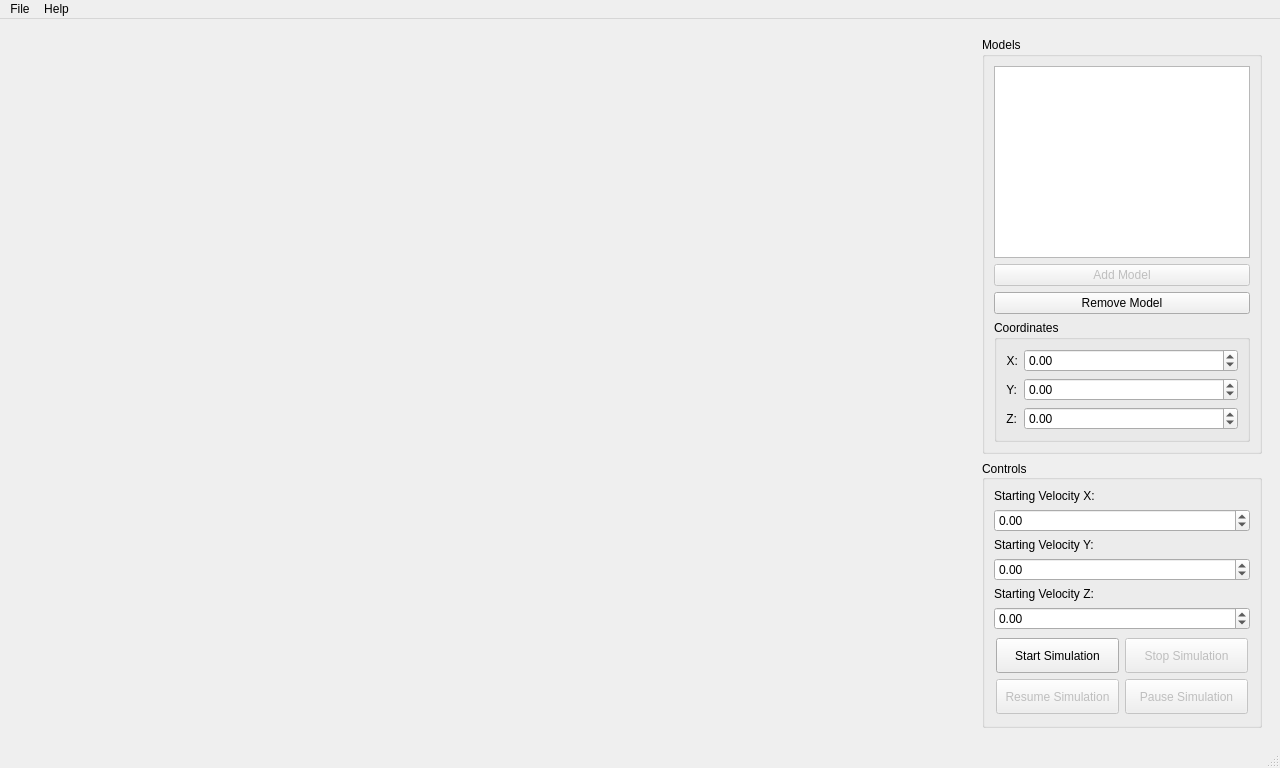
Qt form LabEngine/MainWindow.ui (FrostByteGER/ComputerGraphics) before a commit.
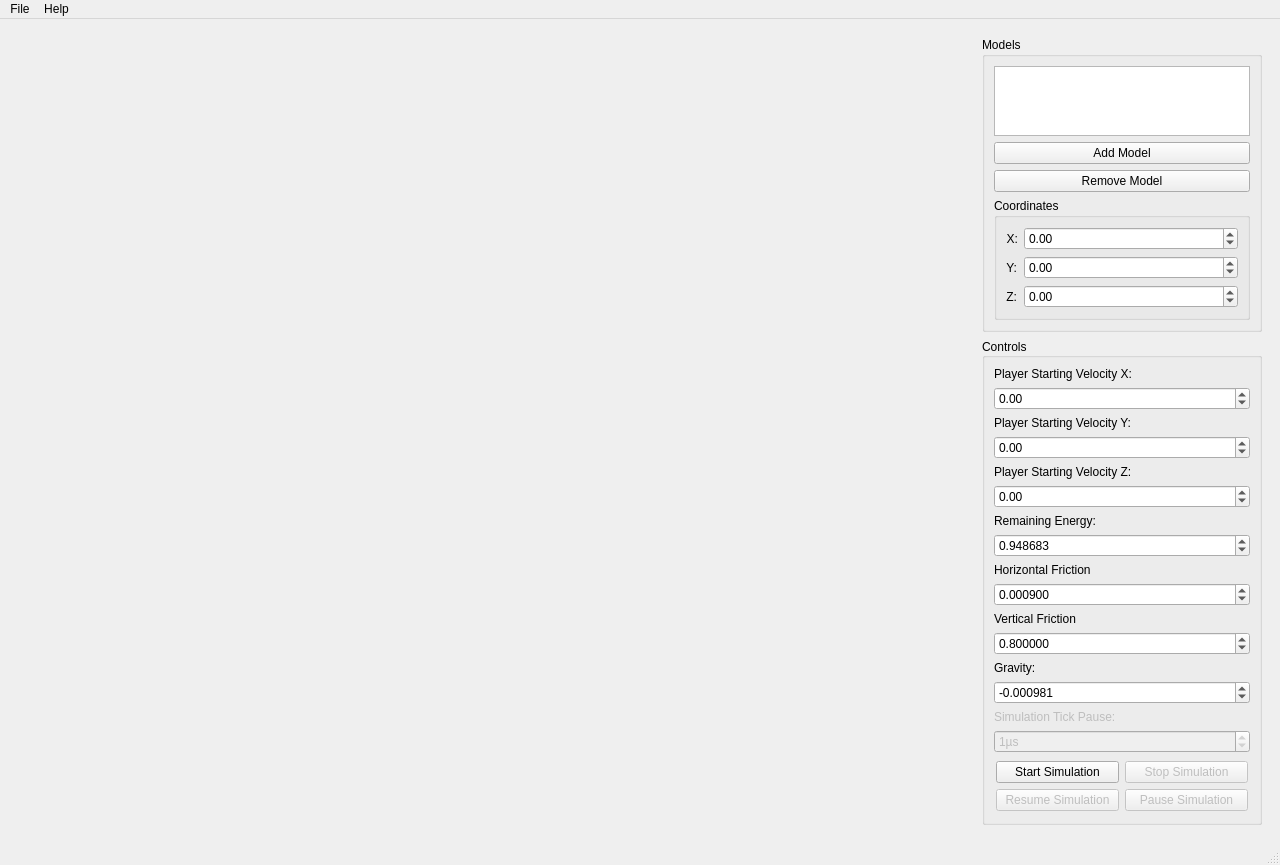
The same form after that commit. Custom widgets are drawn as their Qt base class.

The edit to the form file:
```diff
--- a/LabEngine/MainWindow.ui
+++ b/LabEngine/MainWindow.ui
@@ -7,7 +7,7 @@
     <x>0</x>
     <y>0</y>
     <width>1280</width>
-    <height>768</height>
+    <height>811</height>
    </rect>
   </property>
   <property name="windowTitle">
@@ -36,7 +36,10 @@
           <item>
            <widget class="QPushButton" name="AddModelBtn">
             <property name="enabled">
-             <bool>false</bool>
+             <bool>true</bool>
+            </property>
+            <property name="toolTip">
+             <string>Currently disabled!</string>
             </property>
             <property name="text">
              <string>Add Model</string>
@@ -161,7 +164,7 @@
           <item>
            <widget class="QLabel" name="label">
             <property name="text">
-             <string>Starting Velocity X:</string>
+             <string>Player Starting Velocity X:</string>
             </property>
             <property name="scaledContents">
              <bool>false</bool>
@@ -181,7 +184,7 @@
           <item>
            <widget class="QLabel" name="label_2">
             <property name="text">
-             <string>Starting Velocity Y:</string>
+             <string>Player Starting Velocity Y:</string>
             </property>
            </widget>
           </item>
@@ -198,7 +201,7 @@
           <item>
            <widget class="QLabel" name="label_3">
             <property name="text">
-             <string>Starting Velocity Z:</string>
+             <string>Player Starting Velocity Z:</string>
             </property>
            </widget>
           </item>
@@ -209,6 +212,158 @@
             </property>
            </widget>
           </item>
+          <item>
+           <spacer name="verticalSpacer">
+            <property name="orientation">
+             <enum>Qt::Vertical</enum>
+            </property>
+            <property name="sizeHint" stdset="0">
+             <size>
+              <width>20</width>
+              <height>60</height>
+             </size>
+            </property>
+           </spacer>
+          </item>
+          <item>
+           <widget class="QLabel" name="label_6">
+            <property name="text">
+             <string>Remaining Energy:</string>
+            </property>
+           </widget>
+          </item>
+          <item>
+           <widget class="QDoubleSpinBox" name="remEnergySpinBox">
+            <property name="toolTip">
+             <string>Remaining Energy from collisions</string>
+            </property>
+            <property name="decimals">
+             <number>6</number>
+            </property>
+            <property name="maximum">
+             <double>1.000000000000000</double>
+            </property>
+            <property name="singleStep">
+             <double>0.010000000000000</double>
+            </property>
+            <property name="value">
+             <double>0.948683000000000</double>
+            </property>
+           </widget>
+          </item>
+          <item>
+           <widget class="QLabel" name="label_7">
+            <property name="text">
+             <string>Horizontal Friction</string>
+            </property>
+           </widget>
+          </item>
+          <item>
+           <widget class="QDoubleSpinBox" name="horiFrictionSpinBox">
+            <property name="toolTip">
+             <string>Horizontal Friction of all Models. Use very low values or Models will lose too much speed</string>
+            </property>
+            <property name="decimals">
+             <number>6</number>
+            </property>
+            <property name="maximum">
+             <double>1.000000000000000</double>
+            </property>
+            <property name="singleStep">
+             <double>0.000010000000000</double>
+            </property>
+            <property name="value">
+             <double>0.000900000000000</double>
+            </property>
+           </widget>
+          </item>
+          <item>
+           <widget class="QLabel" name="label_8">
+            <property name="text">
+             <string>Vertical Friction</string>
+            </property>
+           </widget>
+          </item>
+          <item>
+           <widget class="QDoubleSpinBox" name="vertFrictionSpinBox">
+            <property name="toolTip">
+             <string>Vertical Friction of all Models</string>
+            </property>
+            <property name="decimals">
+             <number>6</number>
+            </property>
+            <property name="maximum">
+             <double>1.000000000000000</double>
+            </property>
+            <property name="singleStep">
+             <double>0.010000000000000</double>
+            </property>
+            <property name="value">
+             <double>0.800000000000000</double>
+            </property>
+           </widget>
+          </item>
+          <item>
+           <widget class="QLabel" name="label_5">
+            <property name="text">
+             <string>Gravity:</string>
+            </property>
+           </widget>
+          </item>
+          <item>
+           <widget class="QDoubleSpinBox" name="gravitySpinBox">
+            <property name="toolTip">
+             <string>Global Gravity</string>
+            </property>
+            <property name="decimals">
+             <number>6</number>
+            </property>
+            <property name="minimum">
+             <double>-1.000000000000000</double>
+            </property>
+            <property name="maximum">
+             <double>1.000000000000000</double>
+            </property>
+            <property name="singleStep">
+             <double>0.000100000000000</double>
+            </property>
+            <property name="value">
+             <double>-0.000981000000000</double>
+            </property>
+           </widget>
+          </item>
+          <item>
+           <widget class="QLabel" name="label_4">
+            <property name="enabled">
+             <bool>false</bool>
+            </property>
+            <property name="text">
+             <string>Simulation Tick Pause:</string>
+            </property>
+           </widget>
+          </item>
+          <item>
+           <widget class="QSpinBox" name="simulationPauseSpinBox">
+            <property name="enabled">
+             <bool>false</bool>
+            </property>
+            <property name="toolTip">
+             <string>Pauses between simulation ticks(Currently disabled!)</string>
+            </property>
+            <property name="suffix">
+             <string>µs</string>
+            </property>
+            <property name="prefix">
+             <string/>
+            </property>
+            <property name="maximum">
+             <number>100000</number>
+            </property>
+            <property name="value">
+             <number>1</number>
+            </property>
+           </widget>
+          </item>
           <item>
            <widget class="QWidget" name="physicsWidget" native="true">
             <property name="sizePolicy">
```
Left out of the diff: 75 changed lines with no effect on the pictures.
